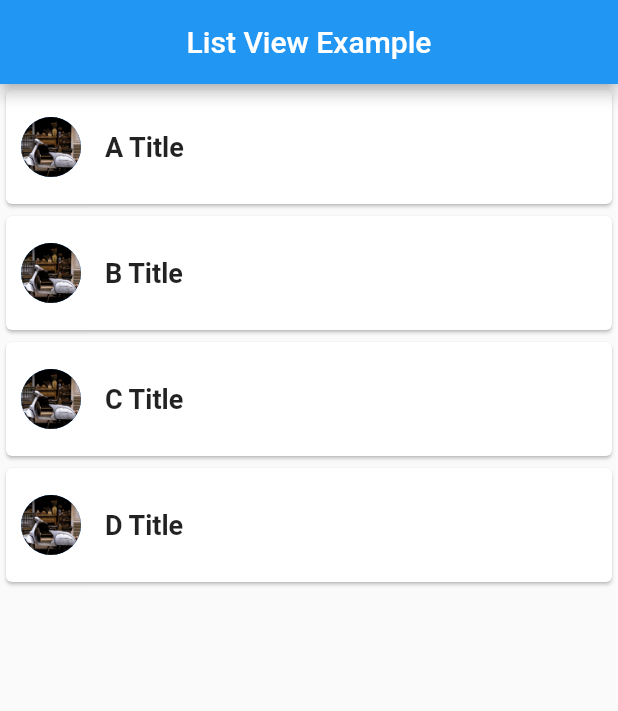
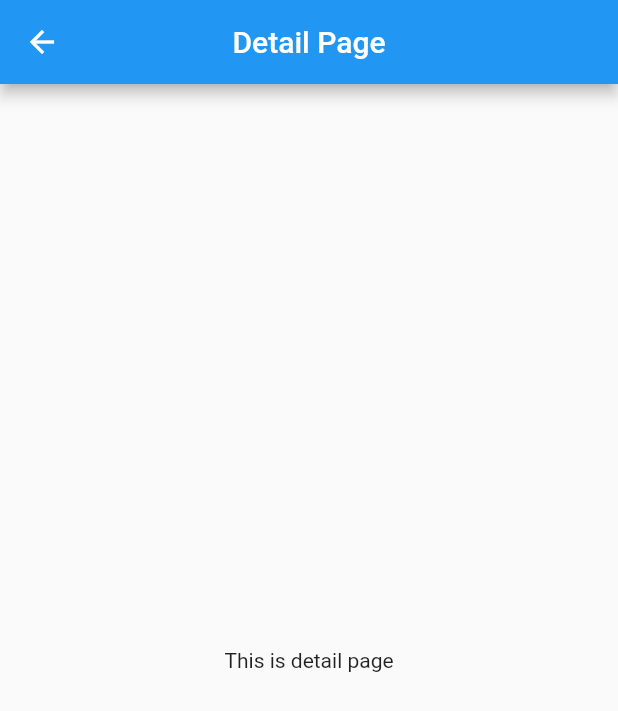
Before and after one commit to huaviet99/flutter-example, a Flutter app: the screen it shows after launch, after a tap on "A Title", on a phone screen of 412 x 824 dp. Shown: the top 711 px of the screen. Run offline on Flutter 3.47's test engine with Material 2 defaults, Android fonts, the phone set to English and light mode, and no system bars.

Commit message:
routes example

```diff
--- a/flutter_example/lib/main.dart
+++ b/flutter_example/lib/main.dart
@@ -1,4 +1,6 @@
 import 'package:flutter/material.dart';
+import 'package:flutterexample/pages/detail.dart';
+import 'package:flutterexample/pages/home.dart';
 import 'my_item.dart';
 
 void main() {
@@ -9,53 +11,12 @@ class MyApp extends StatelessWidget {
   @override
   Widget build(BuildContext context) {
     return MaterialApp(
+      initialRoute: '/home',
       title: 'Flutter Example',
-      home: Scaffold(
-        appBar: AppBar(
-          title: Text('List View Example'),
-          centerTitle: true,
-        ),
-        body: Container(
-          child: MyListView(),
-        ),
-      ),
+      routes: {
+        '/home' : (context) => Home(),
+        '/detail': (context) => Detail()
+      },
     );
   }
 }
-
-class MyListView extends StatefulWidget {
-  @override
-  _MyListViewState createState() => _MyListViewState();
-}
-
-class _MyListViewState extends State<MyListView> {
-  List<MyItem> myItemList = [
-    MyItem.fromTitle('A Title'),
-    MyItem.fromTitle('B Title'),
-    MyItem.fromTitle('C Title'),
-    MyItem.fromTitle('D Title')
-  ];
-
-  @override
-  Widget build(BuildContext context) {
-    return ListView.builder(
-        itemCount: myItemList.length,
-        itemBuilder: (context, index) {
-          return Card(
-            child: ListTile(
-              leading: CircleAvatar(
-                backgroundImage: AssetImage('images/a.jpg'),
-              ),
-              contentPadding: EdgeInsets.all(10),
-              title: Text(
-                myItemList[index].title,
-                style: TextStyle(fontWeight: FontWeight.bold, fontSize: 18),
-              ),
-              onTap: () {
-                print('${myItemList[index].title} Clicked');
-              },
-            ),
-          );
-        });
-  }
-}
--- /dev/null
+++ b/flutter_example/lib/pages/detail.dart
@@ -0,0 +1,20 @@
+import 'package:flutter/material.dart';
+
+class Detail extends StatelessWidget {
+  @override
+  Widget build(BuildContext context) {
+    return Scaffold(
+      appBar: AppBar(
+        centerTitle: true,
+        title: Text(
+          'Detail Page'
+        ),
+      ),
+      body: Center(
+        child: Text(
+          'This is detail page'
+        ),
+      ),
+    );
+  }
+}
--- /dev/null
+++ b/flutter_example/lib/pages/home.dart
@@ -0,0 +1,53 @@
+import 'package:flutter/material.dart';
+import 'package:flutterexample/my_item.dart';
+
+class Home extends StatelessWidget {
+  @override
+  Widget build(BuildContext context) {
+    return Scaffold(
+      appBar: AppBar(
+        centerTitle: true,
+        backgroundColor: Colors.lightBlue,
+        title: Text('Home Page'),
+      ),
+      body: MyListView(),
+    );
+  }
+}
+
+class MyListView extends StatefulWidget {
+  @override
+  _MyListViewState createState() => _MyListViewState();
+}
+
+class _MyListViewState extends State<MyListView> {
+  List<MyItem> itemList = [
+    MyItem.fromTitle('A Title'),
+    MyItem.fromTitle('B Title'),
+    MyItem.fromTitle('C Title'),
+    MyItem.fromTitle('D Title')
+  ];
+
+  @override
+  Widget build(BuildContext context) {
+    return ListView.builder(
+        itemCount: itemList.length,
+        itemBuilder: (context, index) {
+          return Card(
+            child: ListTile(
+              title: Text(
+                itemList[index].title,
+                style: TextStyle(
+                  fontWeight: FontWeight.bold,
+                  color: Colors.lightBlue
+                ),
+              ),
+              onTap: (){
+                print('${itemList[index].title} Clicked');
+                Navigator.pushNamed(context, '/detail');
+              },
+            ),
+          );
+        });
+  }
+}
```
